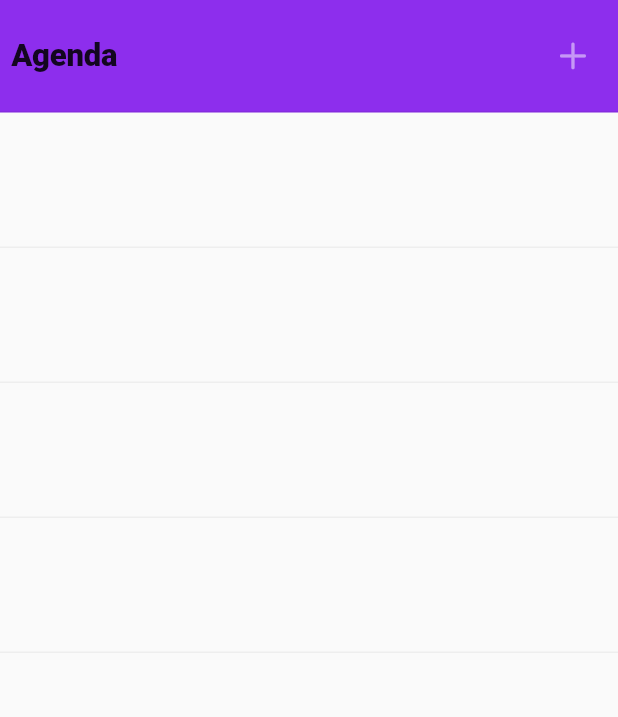
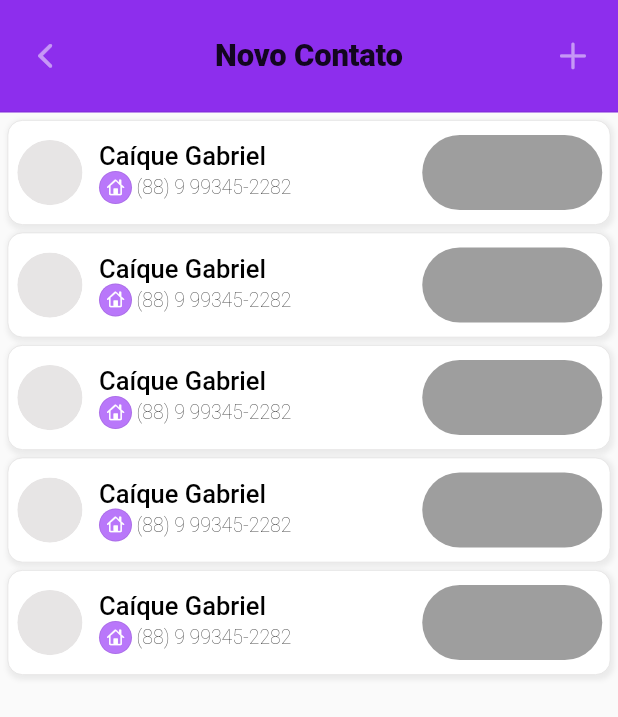
Before and after one commit to caiquegabriel/Agenda-Eletronica, a Flutter app: the screen it shows after launch, after a tap on an icon or button, on a phone screen of 412 x 824 dp. Shown: the top 717 px of the screen. Run offline on Flutter 3.47's test engine with Material 2 defaults, Android fonts, the phone set to English and light mode, and no system bars; our stand-ins replace flutter_modular, google_fonts.

Commit message:
Botões, melhoria listagem de contatos

```diff
--- a/lib/components/template/widget_header.dart
+++ b/lib/components/template/widget_header.dart
@@ -4,9 +4,14 @@ import 'package:agenda_eletronica/style.dart';
 import 'package:flutter/cupertino.dart';
 import 'package:flutter/material.dart';
 
+import '../../helpers.dart';
+
 class TemplateHeader extends StatefulWidget {
+  final String? title;
 
-  const TemplateHeader ({super.key});
+  final bool? enableBackButton;
+
+  const TemplateHeader ({super.key, this.title, this.enableBackButton});
 
   @override
   TemplateHeaderState createState() => TemplateHeaderState();
@@ -37,11 +42,29 @@ class TemplateHeaderState extends State<TemplateHeader> {
             mainAxisAlignment: MainAxisAlignment.start,
             crossAxisAlignment: CrossAxisAlignment.center,
             children: [
+              (widget.enableBackButton == true)
+              ?
+                CustomButton(
+                  width: 45,
+                  height: 45,
+                  icon: CupertinoIcons.back,
+                  iconSize: 25,
+                  onClick: () {
+                    Navigator.of(context).pop();
+                  },
+                )
+              :
+                const CustomButton(
+                  width: 45,
+                  height: 45,
+                  icon: CupertinoIcons.search,
+                  iconSize: 25,
+                ),
               Expanded(
                 child: Container(
-                  alignment: Alignment.centerLeft,
-                  child: const Text(
-                    "Agenda",
+                  alignment: Alignment.center,
+                  child: Text(
+                    widget.title ?? "Agenda",
                     style: TextStyle(
                       fontSize: 20.7,
                       fontWeight: FontWeight.w900,
@@ -50,11 +73,14 @@ class TemplateHeaderState extends State<TemplateHeader> {
                   ),
                 )
               ),
-              const CustomButton(
+              CustomButton(
                 width: 45,
                 height: 45,
                 icon: CupertinoIcons.add,
                 iconSize: 25,
+                onClick: () {
+                  navigatorPushNamed(context, '/contact_register');
+                },
               ),
             ],
           ),
--- /dev/null
+++ b/lib/components/widget_badge.dart
@@ -0,0 +1,107 @@
+import 'package:flutter/material.dart';
+
+class Badge extends StatelessWidget {
+
+  final String? text;
+
+  final double? fontSize;
+
+  final Color? textColor;
+
+  final FontWeight? fontWeight;
+
+  final Color? bgColor;
+
+  final Color? borderColor;
+
+  final EdgeInsets? margin;
+
+  final EdgeInsets? padding;
+
+  final double? borderRadius;
+
+  final IconData? icon;
+
+  final double? width;
+
+  final double? height;
+
+  final double? opacity;
+
+  const Badge({
+    Key? key,
+    this.borderColor,
+    this.fontWeight,
+    this.opacity = 1,
+    this.height,
+    this.width,
+    this.icon,
+    this.borderRadius,
+    this.text,
+    this.padding,
+    this.margin,
+    this.fontSize,
+    this.textColor,
+    this.bgColor
+  }) : super(key: key);
+
+  @override
+  Widget build(BuildContext context) {
+
+
+    return Container(
+      width: width,
+      height: height,
+      alignment: Alignment.center,
+      padding: padding ?? const EdgeInsets.only(
+        bottom: 6,
+        top: 6,
+        left: 12,
+        right: 12
+      ),
+      margin: margin ?? const EdgeInsets.all(0),
+      decoration: BoxDecoration(
+        border: Border.all(
+          color: borderColor ?? Colors.black.withOpacity(0.1),
+          width: 0.5
+        ),
+        color: bgColor ?? Colors.white.withOpacity(opacity!),
+        borderRadius: BorderRadius.circular(borderRadius ?? 5)
+      ),
+      child: Container(
+        alignment: Alignment.center,
+        child:
+          Row(
+            mainAxisAlignment: MainAxisAlignment.center,
+            children:[
+              (icon != null) ?
+                Container(
+                  margin: EdgeInsets.only(right: text != null ? 10 : 0 ),
+                  child: Icon(
+                    icon!,
+                    color: textColor ?? Colors.black,
+                    size: fontSize ?? 13
+                  )
+                )
+              :
+                const SizedBox.shrink(),
+              (text != null) ?
+                Text(
+                  text!,
+                  style: TextStyle(
+                    fontWeight: fontWeight ?? FontWeight.normal,
+                    fontSize: fontSize ?? 13,
+                    color: textColor ?? Colors.black,
+                    overflow: TextOverflow.ellipsis,
+                    wordSpacing: 2
+                  )
+                )
+              :
+                const SizedBox.shrink()
+            ]
+          )
+      )
+    );
+  }
+
+}
--- a/lib/components/widget_contact_photo.dart
+++ b/lib/components/widget_contact_photo.dart
@@ -1,4 +1,3 @@
-import 'package:agricultorsuiteapp/components/widget_custom_image.dart';
 import 'package:flutter/material.dart';
 
 class ContactPhoto extends StatefulWidget {
@@ -41,16 +40,16 @@ class ContactPhoto extends StatefulWidget {
 
 class ContactPhotoState extends State<ContactPhoto> {
 
-  final GlobalKey<CustomImageState> _keyImageNetwork = GlobalKey();
+  //final GlobalKey<CustomImageState> _keyImageNetwork = GlobalKey();
 
   String? _avatar;
 
   void removeContactPhoto(){
-    _keyImageNetwork.currentState!.update("");
+  //  _keyImageNetwork.currentState!.update("");
   }
 
   void updateContactPhoto(dynamic avatar) {
-    _keyImageNetwork.currentState!.update(avatar);
+  //  _keyImageNetwork.currentState!.update(avatar);
   }
 
   @override
@@ -83,20 +82,19 @@ class ContactPhotoState extends State<ContactPhoto> {
           splashColor: Colors.transparent,
           hoverColor: Colors.transparent,
           highlightColor: Colors.transparent,
-          child: CustomImage(
-            key: _keyImageNetwork,
-            image: _avatar ?? "",
-            local: widget.local,
-            defaultImage: "assets/images/default_avatar.png",
-            height: widget.height ?? 40,
-            width:  widget.width ?? 40,
-            fit: BoxFit.cover
-          ),
           onTap: () => ({
             if(widget.onClick != null) {
               widget.onClick!()
             }
-          })
+          }),
+          child: Container(
+            width: widget.width ?? 40,
+            height: widget.height ?? 40,
+            decoration: BoxDecoration(
+              borderRadius: BorderRadius.circular(1000),
+              color: Color.fromARGB(255, 231, 229, 229)
+            ),
+          )
         ),
       ),
     );
--- a/lib/components/widget_contact_preview.dart
+++ b/lib/components/widget_contact_preview.dart
@@ -1,3 +1,8 @@
+import 'package:agenda_eletronica/components/widget_badge.dart';
+import 'package:agenda_eletronica/components/widget_contact_photo.dart';
+import 'package:agenda_eletronica/components/widget_custom_button.dart';
+import 'package:agenda_eletronica/style.dart';
+import 'package:flutter/cupertino.dart';
 import 'package:flutter/material.dart';
 
 class ContactPreview extends StatefulWidget {
@@ -13,18 +18,93 @@ class ContactPreviewState extends State<ContactPreview> {
   Widget build(BuildContext context) {
     return Container(
       width: double.infinity,
-      height: 90,
-      decoration: const BoxDecoration(
-        border: Border(
-          bottom: BorderSide(
-            width: 0.5,
-            color: Color.fromARGB(255, 227, 226, 226)
-          )
-        )
+      height: 70,
+      margin: const EdgeInsets.only(
+        top: 5,
+        left: 5,
+        right: 5
+      ),
+      padding: const EdgeInsets.all(5),
+      decoration: BoxDecoration(
+        color: Colors.white,
+        border: Border.all(
+          width: 0.5,
+          color: const Color.fromARGB(255, 227, 226, 226)
+        ),
+        borderRadius: BorderRadius.circular(10),
+        boxShadow: const [ligthShadow]
       ),
       child: Row(
         children: [
-
+          const ContactPhoto(
+            width: 45.5,
+            height: 45.5,
+            avatar: ""
+          ),
+          Expanded(
+            child: Container(
+              margin: EdgeInsets.only(
+                left: 10,
+                right: 10
+              ),
+              width: double.infinity,
+              height: 65,
+              alignment: Alignment.centerLeft,
+              child: Column(
+                mainAxisAlignment: MainAxisAlignment.center,
+                crossAxisAlignment: CrossAxisAlignment.start,
+                children: [
+                  Text(
+                    "Caíque Gabriel",
+                    maxLines: 1,
+                    style: TextStyle(
+                      color: Colors.black,
+                      fontSize: 17,
+                      fontWeight: FontWeight.w500,
+                      overflow: TextOverflow.ellipsis
+                    )
+                  ),
+                  Container(
+                    child: Row(
+                      children: [
+                        Badge(
+                          margin: const EdgeInsets.only(right: 3),
+                          width: 22,
+                          height: 22,
+                          padding: EdgeInsets.all(2.5),
+                          bgColor: primaryLighterColor,
+                          textColor: Colors.white,
+                          borderRadius: 100,
+                          fontSize: 11.7,
+                          icon: CupertinoIcons.home,
+                        ),
+                        Expanded(
+                          child: Text(
+                            "(88) 9 99345-2282",
+                              maxLines: 1,
+                              style: TextStyle(
+                                color: Color.fromARGB(255, 24, 24, 24),
+                                fontSize: 13,
+                                fontWeight: FontWeight.w200,
+                                overflow: TextOverflow.ellipsis
+                              )
+                          )
+                        )
+                      ],
+                    )
+                  )
+                ]
+              ),
+            )
+          ),
+          Container(
+            width: 120,
+            height: 50,
+            decoration: BoxDecoration(
+              color: Colors.grey,
+              borderRadius: BorderRadius.circular(100)
+            ),
+          )
         ],
       ),
     );
--- /dev/null
+++ b/lib/entities/contact.dart
@@ -0,0 +1,43 @@
+class Contact {
+
+  int? _id;
+  String? _firstName;
+  String? _secondName;
+  String? _email;
+  String? _cpf;
+  String? _photo;
+  Map<int, Map> _telephones = {};
+
+  Contact ({
+    required int id,
+    required String firstName,
+    required String secondName,
+    required String email,
+    required String cpf,
+    String photo = "",
+    Map<int, Map> telephones = const {}
+  }) {
+    _id = id;
+    _firstName = firstName;
+    _secondName = secondName;
+    _email = email;
+    _photo = photo;
+    _telephones = telephones;
+    _cpf = cpf;
+  }
+
+  String? get firstName => _firstName;
+
+  String? get secondName => _secondName;
+
+  String? get photo => _photo;
+
+  String? get email => _email;
+
+  int? get id => _id;
+
+  String? get cpf => _cpf;
+
+  Map<int, Map> get telephones => _telephones;
+
+}
--- /dev/null
+++ b/lib/helpers.dart
@@ -0,0 +1,13 @@
+import 'package:flutter/material.dart';
+
+void navigatorPushNamed(context, String routeName, {dynamic arguments, bool ignorePushName = false}) {
+
+  String? currentRounte = ModalRoute.of(context)!.settings.name;
+
+  if(currentRounte != routeName || ignorePushName == true ) {
+    if(Scaffold.maybeOf(context) != null && Scaffold.maybeOf(context)!.isDrawerOpen) {
+      Navigator.of(context).pop();
+    }
+    Navigator.pushNamed(context, routeName, arguments: arguments);
+  }
+}
--- a/lib/screens/widget_common_screen.dart
+++ b/lib/screens/widget_common_screen.dart
@@ -5,7 +5,7 @@ import '../components/template/widget_header.dart';
 
 mixin CommonComponent <T extends StatefulWidget > on State<T> {
 
-  Widget content({Widget? child}) {
+  Widget content({Widget? child, String? title, bool? enableBackButton}) {
     return WillPopScope(
       onWillPop: () {
         return Future.value(false);
@@ -18,7 +18,7 @@ mixin CommonComponent <T extends StatefulWidget > on State<T> {
           },
           child: Column(
             children: [
-              const TemplateHeader(),
+              TemplateHeader(title: title, enableBackButton: enableBackButton),
               Expanded(
                 child: Container(
                   child: child
--- /dev/null
+++ b/lib/screens/widget_contact_register.dart
@@ -0,0 +1,34 @@
+import 'package:agenda_eletronica/components/widget_contact_preview.dart';
+import 'package:agenda_eletronica/screens/widget_common_screen.dart';
+import 'package:agenda_eletronica/style.dart';
+import 'package:flutter/cupertino.dart';
+
+class ContactRegister extends StatefulWidget {
+
+  const ContactRegister ({Key? key}) : super(key: key);
+
+  @override
+  HomeScreeState createState() => HomeScreeState();
+
+}
+
+class HomeScreeState extends State<ContactRegister> with CommonComponent {
+
+  @override
+  Widget build(BuildContext context) {
+    return content(
+      enableBackButton: true,
+      title: "Novo Contato",
+      child: ListView(
+        padding: noEdgeInsets,
+        children: [
+          ContactPreview(),
+          ContactPreview(),
+          ContactPreview(),
+          ContactPreview(),
+          ContactPreview(),
+        ]
+      )
+    );
+  }
+}
--- a/lib/style.dart
+++ b/lib/style.dart
@@ -14,5 +14,14 @@ const Color primaryColor = Color.fromARGB(255, 141, 46, 237);
 const Color primaryDarkColor = Color.fromARGB(255, 126, 37, 215);
 const Color primaryLighterColor = Color.fromARGB(255, 185, 119, 250);
 
+///
+/// Shadows
+///
+const BoxShadow ligthShadow = BoxShadow(
+  color: Color.fromRGBO(0, 0, 0, 0.06),
+  spreadRadius: 1.2,
+  blurRadius: 2.5,
+  offset: Offset(1, 1.5),
+);
 
 const EdgeInsets noEdgeInsets = EdgeInsets.all(0);
--- a/lib/widget_module.dart
+++ b/lib/widget_module.dart
@@ -1,3 +1,4 @@
+import 'package:agenda_eletronica/screens/widget_contact_register.dart';
 import 'package:agenda_eletronica/screens/widget_home_screen.dart';
 import 'package:flutter/material.dart';
 import 'package:flutter_modular/flutter_modular.dart';
@@ -17,5 +18,10 @@ class AppModule extends Module {
       child: (context, args) => const HomeScreen(),
       transition: TransitionType.noTransition
     ),
+    ChildRoute(
+      '/contact_register',
+      child: (context, args) => const ContactRegister(),
+      transition: TransitionType.noTransition
+    ),
   ];
 }
```
Also changed, not shown: pubspec.yaml (+4 -3 lines), lib/components/widget_custom_image.dart (deleted), lib/screens/widget_conatct_view.dart (added), pubspec.lock.
